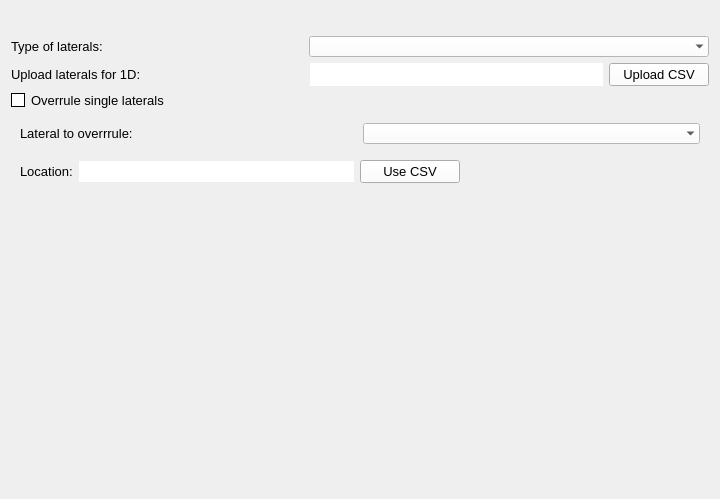
First picture: the form in threedi_api_qgis_client/ui/page_laterals.ui, repository nens/threedi-api-qgis-client, before the edit.
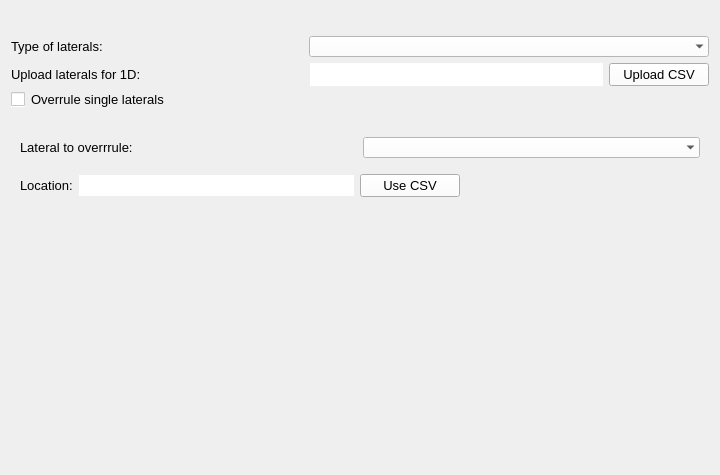
Second picture: the form after the edit.

```diff
--- a/threedi_api_qgis_client/ui/page_laterals.ui
+++ b/threedi_api_qgis_client/ui/page_laterals.ui
@@ -7,7 +7,7 @@
     <x>0</x>
     <y>0</y>
     <width>720</width>
-    <height>499</height>
+    <height>475</height>
    </rect>
   </property>
   <property name="palette">
@@ -57,7 +57,7 @@
    <string>Form</string>
   </property>
   <layout class="QGridLayout" name="gridLayout">
-   <item row="12" column="0">
+   <item row="14" column="0">
     <widget class="QWidget" name="overrule_widget" native="true">
      <property name="baseSize">
       <size>
@@ -177,6 +177,19 @@
      </layout>
     </widget>
    </item>
+   <item row="15" column="0">
+    <spacer name="verticalSpacer_4">
+     <property name="orientation">
+      <enum>Qt::Vertical</enum>
+     </property>
+     <property name="sizeHint" stdset="0">
+      <size>
+       <width>20</width>
+       <height>40</height>
+      </size>
+     </property>
+    </spacer>
+   </item>
    <item row="6" column="0">
     <layout class="QHBoxLayout" name="horizontalLayout_5">
      <property name="bottomMargin">
@@ -249,59 +262,6 @@
      </item>
     </layout>
    </item>
-   <item row="7" column="0">
-    <widget class="QCheckBox" name="cb_overrule">
-     <property name="palette">
-      <palette>
-       <active>
-        <colorrole role="Button">
-         <brush brushstyle="SolidPattern">
-          <color alpha="255">
-           <red>255</red>
-           <green>255</green>
-           <blue>255</blue>
-          </color>
-         </brush>
-        </colorrole>
-       </active>
-       <inactive>
-        <colorrole role="Button">
-         <brush brushstyle="SolidPattern">
-          <color alpha="255">
-           <red>255</red>
-           <green>255</green>
-           <blue>255</blue>
-          </color>
-         </brush>
-        </colorrole>
-       </inactive>
-       <disabled>
-        <colorrole role="Button">
-         <brush brushstyle="SolidPattern">
-          <color alpha="255">
-           <red>255</red>
-           <green>255</green>
-           <blue>255</blue>
-          </color>
-         </brush>
-        </colorrole>
-       </disabled>
-      </palette>
-     </property>
-     <property name="font">
-      <font>
-       <family>Segoe UI</family>
-       <pointsize>10</pointsize>
-      </font>
-     </property>
-     <property name="styleSheet">
-      <string notr="true">QCheckBox::indicator {border: 1px solid; background: white;}</string>
-     </property>
-     <property name="text">
-      <string>Overrule single laterals</string>
-     </property>
-    </widget>
-   </item>
    <item row="1" column="0">
     <spacer name="verticalSpacer_2">
      <property name="orientation">
@@ -367,18 +327,137 @@
      </item>
     </layout>
    </item>
-   <item row="13" column="0">
-    <spacer name="verticalSpacer_4">
-     <property name="orientation">
-      <enum>Qt::Vertical</enum>
+   <item row="7" column="0">
+    <layout class="QHBoxLayout" name="horizontalLayout">
+     <property name="bottomMargin">
+      <number>15</number>
      </property>
-     <property name="sizeHint" stdset="0">
-      <size>
-       <width>20</width>
-       <height>40</height>
-      </size>
-     </property>
-    </spacer>
+     <item>
+      <widget class="QCheckBox" name="cb_overrule">
+       <property name="maximumSize">
+        <size>
+         <width>14</width>
+         <height>16777215</height>
+        </size>
+       </property>
+       <property name="palette">
+        <palette>
+         <active>
+          <colorrole role="Button">
+           <brush brushstyle="SolidPattern">
+            <color alpha="255">
+             <red>255</red>
+             <green>255</green>
+             <blue>255</blue>
+            </color>
+           </brush>
+          </colorrole>
+          <colorrole role="Base">
+           <brush brushstyle="SolidPattern">
+            <color alpha="255">
+             <red>255</red>
+             <green>255</green>
+             <blue>255</blue>
+            </color>
+           </brush>
+          </colorrole>
+          <colorrole role="Window">
+           <brush brushstyle="SolidPattern">
+            <color alpha="255">
+             <red>255</red>
+             <green>255</green>
+             <blue>255</blue>
+            </color>
+           </brush>
+          </colorrole>
+         </active>
+         <inactive>
+          <colorrole role="Button">
+           <brush brushstyle="SolidPattern">
+            <color alpha="255">
+             <red>255</red>
+             <green>255</green>
+             <blue>255</blue>
+            </color>
+           </brush>
+          </colorrole>
+          <colorrole role="Base">
+           <brush brushstyle="SolidPattern">
+            <color alpha="255">
+             <red>255</red>
+             <green>255</green>
+             <blue>255</blue>
+            </color>
+           </brush>
+          </colorrole>
+          <colorrole role="Window">
+           <brush brushstyle="SolidPattern">
+            <color alpha="255">
+             <red>255</red>
+             <green>255</green>
+             <blue>255</blue>
+            </color>
+           </brush>
+          </colorrole>
+         </inactive>
+         <disabled>
+          <colorrole role="Button">
+           <brush brushstyle="SolidPattern">
+            <color alpha="255">
+             <red>255</red>
+             <green>255</green>
+             <blue>255</blue>
+            </color>
+           </brush>
+          </colorrole>
+          <colorrole role="Base">
+           <brush brushstyle="SolidPattern">
+            <color alpha="255">
+             <red>255</red>
+             <green>255</green>
+             <blue>255</blue>
+            </color>
+           </brush>
+          </colorrole>
+          <colorrole role="Window">
+           <brush brushstyle="SolidPattern">
+            <color alpha="255">
+             <red>255</red>
+             <green>255</green>
+             <blue>255</blue>
+            </color>
+           </brush>
+          </colorrole>
+         </disabled>
+        </palette>
+       </property>
+       <property name="font">
+        <font>
+         <family>Segoe UI</family>
+         <pointsize>15</pointsize>
+        </font>
+       </property>
+       <property name="styleSheet">
+        <string notr="true">QCheckBox{background-color: white;}</string>
+       </property>
+       <property name="text">
+        <string/>
+       </property>
+      </widget>
+     </item>
+     <item>
+      <widget class="QLabel" name="label_2">
+       <property name="font">
+        <font>
+         <pointsize>10</pointsize>
+        </font>
+       </property>
+       <property name="text">
+        <string>Overrule single laterals</string>
+       </property>
+      </widget>
+     </item>
+    </layout>
    </item>
   </layout>
  </widget>
```
